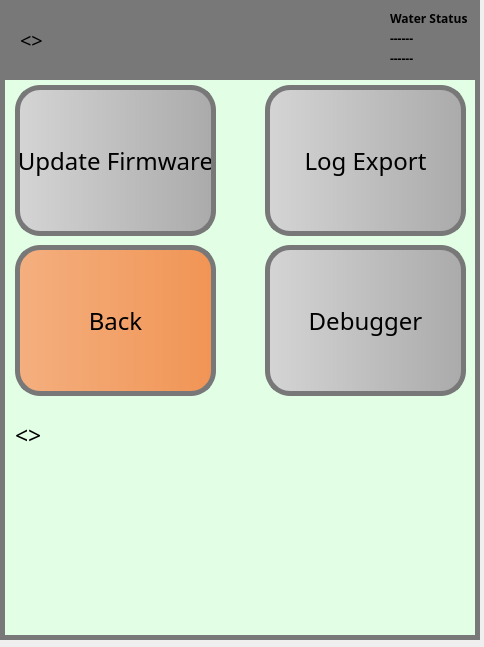
Before: the Qt Designer form Software/code/form.ui in Ulnooweg/GroBot, drawn with Qt 5.
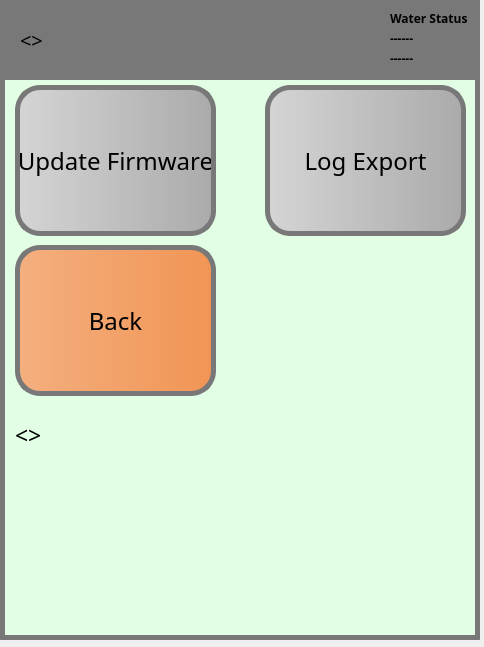
After: the same form once the commit is applied. The open tabs and pages were chosen to show the change. Custom widgets are drawn as their Qt base class.

Commit message: Removed Debug Button From System Information Page.

```diff
--- a/Software/code/form.ui
+++ b/Software/code/form.ui
@@ -771,33 +771,6 @@
       <string>&lt;&lt;System Version&gt;&gt;</string>
      </property>
     </widget>
-    <widget class="QPushButton" name="grand_debugger_btn">
-     <property name="geometry">
-      <rect>
-       <x>260</x>
-       <y>170</y>
-       <width>201</width>
-       <height>151</height>
-      </rect>
-     </property>
-     <property name="font">
-      <font>
-       <family>TikTok Sans 28pt</family>
-       <pointsize>18</pointsize>
-       <bold>false</bold>
-      </font>
-     </property>
-     <property name="styleSheet">
-      <string notr="true">QPushButton{
-	background-color: qlineargradient(x1:-1, y1:0, x2:2, y2:0, stop:0 white, stop:1 gray);
-	border-radius: 25px;
-	border: 5px solid rgb(120, 120, 120);
-}</string>
-     </property>
-     <property name="text">
-      <string>Debugger</string>
-     </property>
-    </widget>
    </widget>
    <widget class="QWidget" name="editsettings_page">
     <widget class="QPushButton" name="irrigation_page_btn">
```
Left out of the diff: 2 changed lines with no effect on the pictures. The commit also changes 2 other files.
